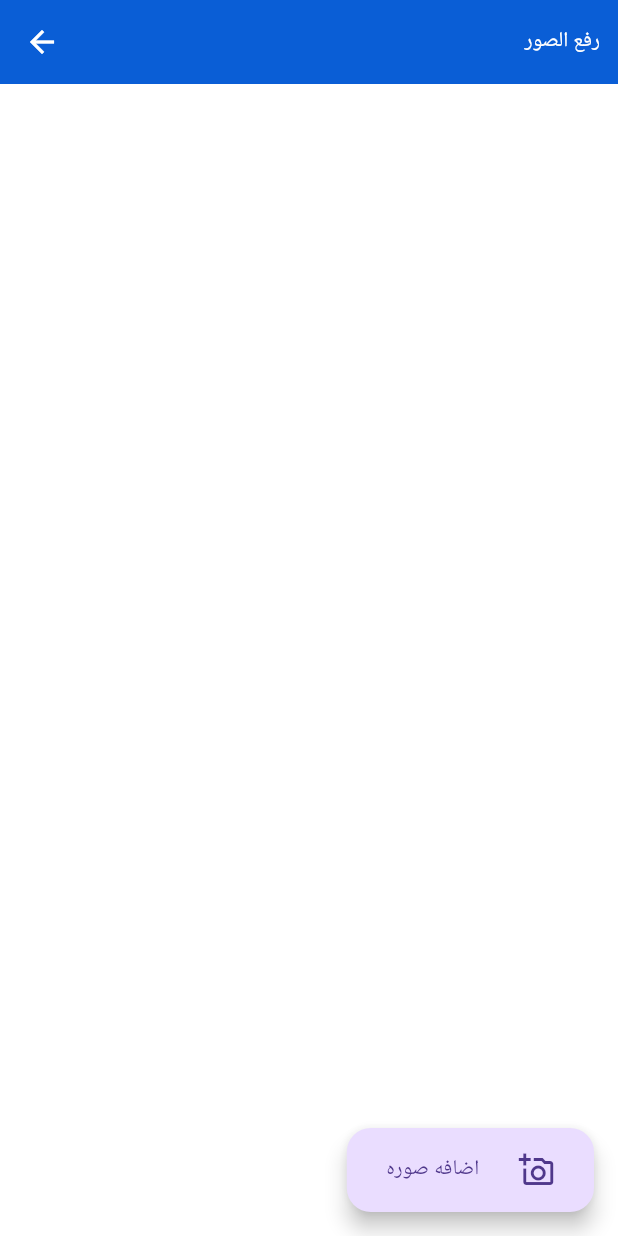
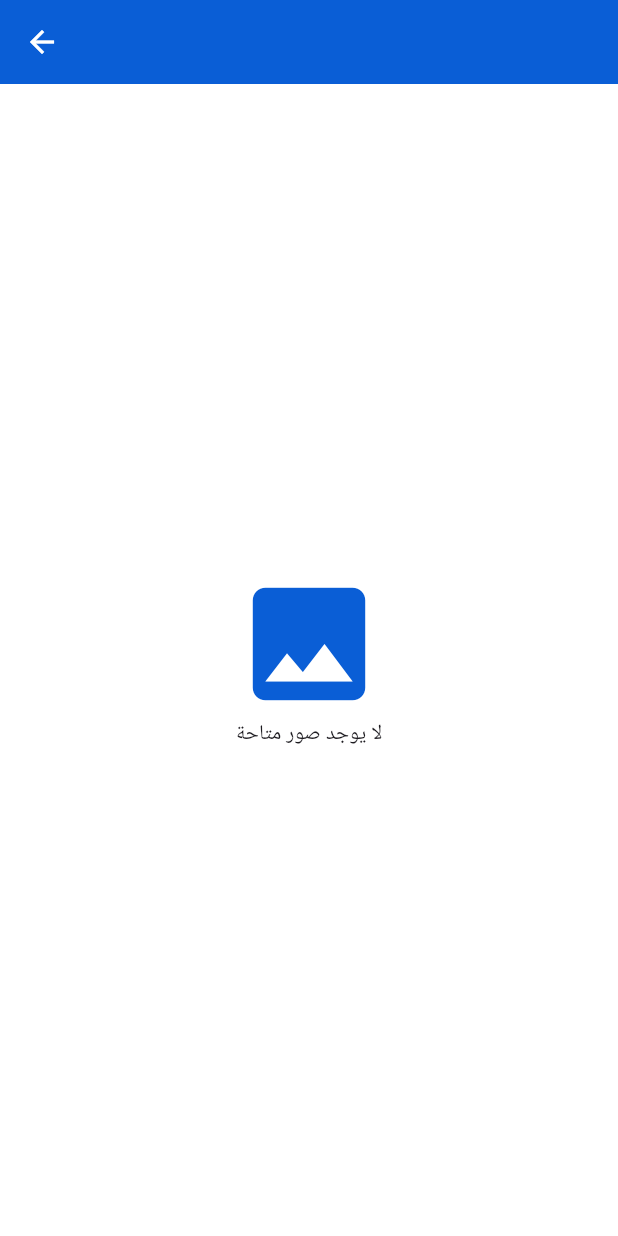
Before and after one commit to asamiiii/z_delivery_man, a Flutter app: the OrderItemImagesScreen screen opened directly with empty values, on a phone screen of 412 x 824 dp. Run offline on Flutter 3.47's test engine with Material 3 defaults, Android fonts, the light colour scheme and no system bars; our stand-ins replace bloc, conditional_builder_null_safety, dio, firebase_core, firebase_messaging, firebase_storage and 15 more; missing offline and left inert: fdottedline_nullsafety, firebase_app_check, image_painter, map_launcher; accounts and stored records are empty; network calls fail; Roboto replaces fonts that are missing (Cairo).

Commit message:
handle remove pic in provider recived status only

```diff
--- a/lib/models/provider_order_details.dart
+++ b/lib/models/provider_order_details.dart
@@ -164,6 +164,7 @@ class Items {
   bool? withDimension;
   List<Items>? itemDetailes;
   dynamic totalMeters;
+  List<String>? imagesUrl; //! new value in the model
 
   Items(
       {this.id,
@@ -176,7 +177,8 @@ class Items {
       this.width,
       this.itemDetailes,
       this.withDimension,
-      this.totalMeters
+      this.totalMeters,
+      this.imagesUrl
       });
 
   Items.fromJson(Map<String, dynamic> json) {
--- a/lib/screens/order_item_images_screen/order_item_images_view.dart
+++ b/lib/screens/order_item_images_screen/order_item_images_view.dart
@@ -12,8 +12,11 @@ import 'cubit.dart';
 
 class OrderItemImagesScreen extends StatefulWidget {
   String? itemName;
+  String? statusName;
+
   bool? idEdit;
-  OrderItemImagesScreen({Key? key, required this.itemName, this.idEdit=false}) : super(key: key);
+  OrderItemImagesScreen({Key? key, required this.itemName, this.idEdit = false,this.statusName})
+      : super(key: key);
 
   @override
   // ignore: library_private_types_in_public_api
@@ -33,8 +36,7 @@ class _OrderItemImagesScreenState extends State<OrderItemImagesScreen> {
     return BlocConsumer<OrderItemImagesCubit, OrderItemImagesState>(
       listener: (context, state) {
         if (state is OrderItemImagesSuccessState) {
-          showToast(
-              message: 'تمت العملية بنجاح', state: ToastStates.SUCCESS);
+          showToast(message: 'تمت العملية بنجاح', state: ToastStates.SUCCESS);
         } else if (state is OrderItemImagesFailedState) {
           showToast(message: 'حدث خطأ !!', state: ToastStates.ERROR);
         }
@@ -49,15 +51,27 @@ class _OrderItemImagesScreenState extends State<OrderItemImagesScreen> {
               style: const TextStyle(color: Colors.white),
             ),
             actions: [
-              TextButton(onPressed: () {
+              cubit.imagesLocalFiles.isNotEmpty? TextButton(
+                  onPressed: () {
                     cubit.uploadImagesToStorage();
-              }, child: const Text('رفع الصور',style: TextStyle(color: Colors.white),))
+                  },
+                  child: const Text(
+                    'رفع الصور',
+                    style: TextStyle(color: Colors.white),
+                  )):const SizedBox()
             ],
           ),
-          body: state is OrderItemImagesLoadingState ? const Center(child: CircularProgressIndicator(),): Padding(
+          body: state is OrderItemImagesLoadingState
+              ? const Center(
+                  child: CircularProgressIndicator(),
+                )
+              : Padding(
                   padding: const EdgeInsets.all(8),
-            child: GridView(
-              gridDelegate: const SliverGridDelegateWithFixedCrossAxisCount(
+                  child: cubit.imagesLocalFiles.isNotEmpty ||
+                          cubit.remoteList.isNotEmpty
+                      ? GridView(
+                          gridDelegate:
+                              const SliverGridDelegateWithFixedCrossAxisCount(
                             crossAxisCount: 2,
                             mainAxisSpacing: 5,
                             childAspectRatio: 0.7,
@@ -73,22 +87,26 @@ class _OrderItemImagesScreenState extends State<OrderItemImagesScreen> {
                                                 context,
                                                 MaterialPageRoute(
                                                   builder: (context) =>
-                                          PaintOnImage(image: e.imageFile),
+                                                      PaintOnImage(
+                                                          image: e.imageFile),
                                                 ));
                                           },
                                           child: ClipRRect(
-                                borderRadius: BorderRadius.circular(26),
+                                            borderRadius:
+                                                BorderRadius.circular(26),
                                             child: FadeInImage(
-                                  fit: BoxFit.cover,
-                                  placeholder:
-                                      const AssetImage('assets/images/q.png'),
+                                              fit: BoxFit.fill,
+
+                                              placeholder: const AssetImage(
+                                                  'assets/images/q.png',),
                                               image: FileImage(
-                                    e.imageFile??File('dummmy_path'),
+                                                e.imageFile ??
+                                                    File('dummmy_path'),
                                               ),
                                             ),
                                           ),
                                         ),
-                            Positioned(
+                                        widget.statusName =='provider_received_all' || widget.statusName =='provider_received'? Positioned(
                                             top: 5,
                                             left: 5,
                                             child: InkWell(
@@ -96,7 +114,9 @@ class _OrderItemImagesScreenState extends State<OrderItemImagesScreen> {
                                                 showAreYouSureDialoge(
                                                     context: context,
                                                     yesFun: () {
-                                          cubit.removeImageFromLocalStorageList(e.imageFile);
+                                                      cubit
+                                                          .removeImageFromLocalStorageList(
+                                                              e.imageFile);
                                                       Navigator.pop(context);
                                                     },
                                                     noFun: () {
@@ -111,12 +131,12 @@ class _OrderItemImagesScreenState extends State<OrderItemImagesScreen> {
                                                   color: Colors.white,
                                                 ),
                                               ),
-                                ))
+                                            )):const SizedBox()
                                       ],
                                     ))
                                 .toList(),
-
-                    ...cubit.remoteList.map((e) =>Stack(
+                            ...cubit.remoteList
+                                .map((e) => Stack(
                                       children: [
                                         InkWell(
                                           onTap: () {
@@ -128,18 +148,19 @@ class _OrderItemImagesScreenState extends State<OrderItemImagesScreen> {
                                             //     ));
                                           },
                                           child: ClipRRect(
-                                borderRadius: BorderRadius.circular(26),
+                                            borderRadius:
+                                                BorderRadius.circular(26),
                                             child: FadeInImage(
                                               fit: BoxFit.cover,
-                                  placeholder:
-                                      const AssetImage('assets/images/q.png'),
+                                              placeholder: const AssetImage(
+                                                  'assets/images/q.png'),
                                               image: NetworkImage(
                                                 e,
                                               ),
                                             ),
                                           ),
                                         ),
-                            Positioned(
+                                        widget.statusName =='provider_received_all' || widget.statusName =='provider_received'? Positioned(
                                             top: 5,
                                             left: 5,
                                             child: InkWell(
@@ -147,7 +168,9 @@ class _OrderItemImagesScreenState extends State<OrderItemImagesScreen> {
                                                 showAreYouSureDialoge(
                                                     context: context,
                                                     yesFun: () {
-                                          cubit.removeImageFromFireStorage(e);
+                                                      cubit
+                                                          .removeImageFromFireStorage(
+                                                              e);
                                                       Navigator.pop(context);
                                                     },
                                                     noFun: () {
@@ -162,32 +185,49 @@ class _OrderItemImagesScreenState extends State<OrderItemImagesScreen> {
                                                   color: Colors.white,
                                                 ),
                                               ),
+                                            )):const SizedBox()
+                                      ],
                                     ))
+                                .toList()
                           ],
                         )
-                    ).toList()
+                      : Center(
+                          child: Column(
+                            crossAxisAlignment: CrossAxisAlignment.center,
+                            mainAxisAlignment: MainAxisAlignment.center,
+                            children: [
+                              Icon(
+                                Icons.image,
+                                size: 100,
+                                color: primaryColor,
+                              ),
+                              const SizedBox(
+                                width: 15,
+                              ),
+                              const Text('لا يوجد صور متاحة'),
                             ],
                           ),
                         ),
-          floatingActionButton: SizedBox(
+                ),
+          floatingActionButton: widget.statusName =='provider_received_all' || widget.statusName =='provider_received'?SizedBox(
             width: 40.w,
             // height: 20.h,
             child: FloatingActionButton(
               onPressed: () async {
                 await cubit.pickImageFromCamera();
-               setState(() {
-
-               });
+                setState(() {});
               },
               child: const Row(
                 mainAxisAlignment: MainAxisAlignment.spaceEvenly,
                 children: [
                   Text('اضافه صوره'),
-                  Icon(Icons.add_a_photo_outlined),
+                  Icon(
+                    Icons.add_a_photo_outlined,
+                  ),
                 ],
               ),
             ),
-          ),
+          ):const SizedBox(),
         );
       },
     );
--- a/lib/screens/order_item_images_screen/state.dart
+++ b/lib/screens/order_item_images_screen/state.dart
@@ -4,6 +4,8 @@ class OrderItemImagesInitialState extends OrderItemImagesState{}
 
 class OrderItemImagesLoadingState extends OrderItemImagesState{}
 
+class OrderItemImagesStopLoadingState extends OrderItemImagesState{}
+
 class OrderItemImagesSuccessState extends OrderItemImagesState{}
 
 class OrderItemImagesFailedState extends OrderItemImagesState{}
--- a/lib/screens/provider_app/orders_list/orders_list_screen.dart
+++ b/lib/screens/provider_app/orders_list/orders_list_screen.dart
@@ -188,6 +188,7 @@ class _OrdersSectionState extends State<OrdersSection> {
                 fromNotification: false,
                 orderId: widget.order?.id,
                 order: widget.order,
+                statusName: widget.statusName,
               ));
         }
       },
```
Also changed, not shown: lib/screens/order_details/order_details_screen.dart (+10 -7 lines), lib/screens/order_item_images_screen/cubit.dart (+12 -3 lines). Lines whose indentation alone changed are shown as unchanged.
